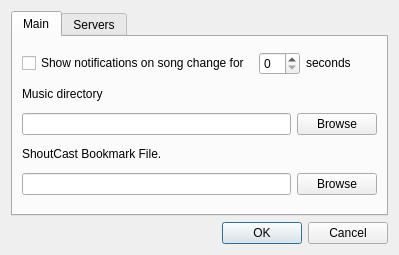
Qt form ui/Configuration.ui (tarmack/Pythagora) before a commit.
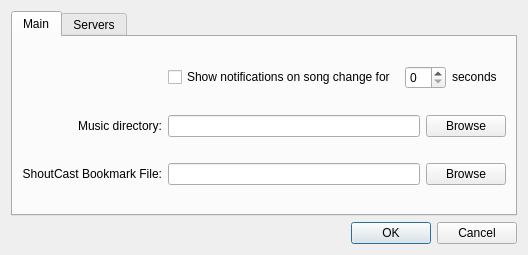
The same form after that commit. Icons and pictures are not drawn.

Commit message: Changed the layout of the options screen to make it prettier.

```diff
--- a/ui/Configuration.ui
+++ b/ui/Configuration.ui
@@ -6,7 +6,7 @@
    <rect>
     <x>0</x>
     <y>0</y>
-    <width>399</width>
+    <width>528</width>
     <height>255</height>
    </rect>
   </property>
@@ -67,45 +67,6 @@
          </property>
         </widget>
        </item>
-       <item row="3" column="1" colspan="2">
-        <widget class="QLabel" name="label">
-         <property name="sizePolicy">
-          <sizepolicy hsizetype="Preferred" vsizetype="Fixed">
-           <horstretch>0</horstretch>
-           <verstretch>0</verstretch>
-          </sizepolicy>
-         </property>
-         <property name="toolTip">
-          <string>Path to the mpd library root to use folder.jpg's as cover art.
-If no folder.jpg can be found the cover art will be downloaded and cached in the 'covers' subdirectory.</string>
-         </property>
-         <property name="text">
-          <string>Music directory</string>
-         </property>
-         <property name="buddy">
-          <cstring>musicPath</cstring>
-         </property>
-        </widget>
-       </item>
-       <item row="5" column="1" colspan="2">
-        <widget class="QLabel" name="label_2">
-         <property name="sizePolicy">
-          <sizepolicy hsizetype="Preferred" vsizetype="Fixed">
-           <horstretch>0</horstretch>
-           <verstretch>0</verstretch>
-          </sizepolicy>
-         </property>
-         <property name="toolTip">
-          <string>File where the ShoutCast bookmarks will be kept.</string>
-         </property>
-         <property name="text">
-          <string>ShoutCast Bookmark File.</string>
-         </property>
-         <property name="buddy">
-          <cstring>scBookmarkFile</cstring>
-         </property>
-        </widget>
-       </item>
        <item row="0" column="1" colspan="3">
         <widget class="QWidget" name="showNotificationWidget" native="true">
          <property name="sizePolicy">
@@ -163,6 +124,51 @@
          </layout>
         </widget>
        </item>
+       <item row="4" column="0">
+        <widget class="QLabel" name="label">
+         <property name="sizePolicy">
+          <sizepolicy hsizetype="Preferred" vsizetype="Fixed">
+           <horstretch>0</horstretch>
+           <verstretch>0</verstretch>
+          </sizepolicy>
+         </property>
+         <property name="toolTip">
+          <string>Path to the mpd library root to use folder.jpg's as cover art.
+If no folder.jpg can be found the cover art will be downloaded and cached in the 'covers' subdirectory.</string>
+         </property>
+         <property name="text">
+          <string>Music directory:</string>
+         </property>
+         <property name="alignment">
+          <set>Qt::AlignRight|Qt::AlignTrailing|Qt::AlignVCenter</set>
+         </property>
+         <property name="buddy">
+          <cstring>musicPath</cstring>
+         </property>
+        </widget>
+       </item>
+       <item row="6" column="0">
+        <widget class="QLabel" name="label_2">
+         <property name="sizePolicy">
+          <sizepolicy hsizetype="Preferred" vsizetype="Fixed">
+           <horstretch>0</horstretch>
+           <verstretch>0</verstretch>
+          </sizepolicy>
+         </property>
+         <property name="toolTip">
+          <string>File where the ShoutCast bookmarks will be kept.</string>
+         </property>
+         <property name="text">
+          <string>ShoutCast Bookmark File:</string>
+         </property>
+         <property name="alignment">
+          <set>Qt::AlignRight|Qt::AlignTrailing|Qt::AlignVCenter</set>
+         </property>
+         <property name="buddy">
+          <cstring>scBookmarkFile</cstring>
+         </property>
+        </widget>
+       </item>
       </layout>
      </widget>
      <widget class="QWidget" name="serverTab">
```
The commit also changes 1 other file.
